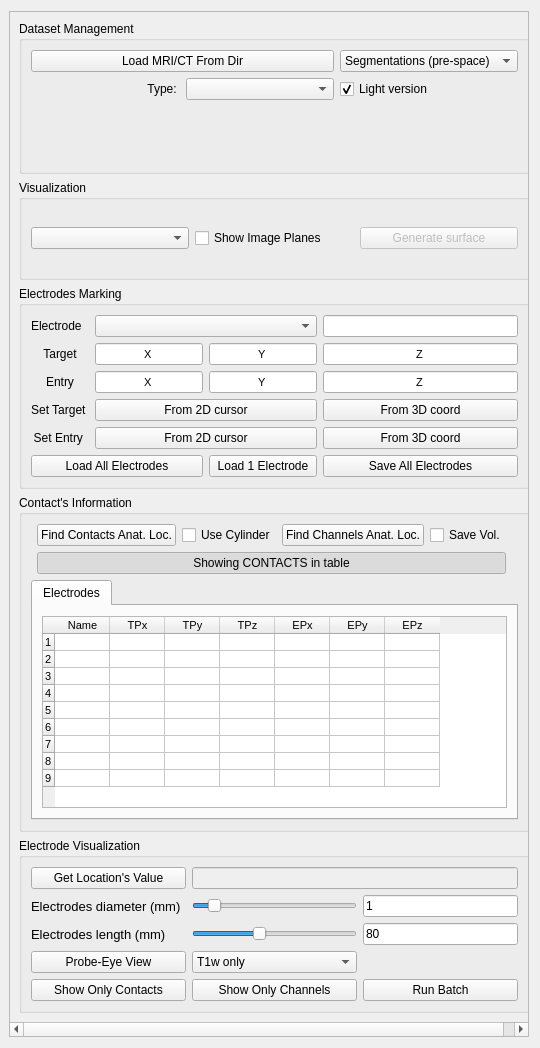
First picture: the form in SEEGAtlas/SEEGAtlasWidget.ui, repository IbisNeuronav/IbisPluginsExtraSEEG, before the edit.
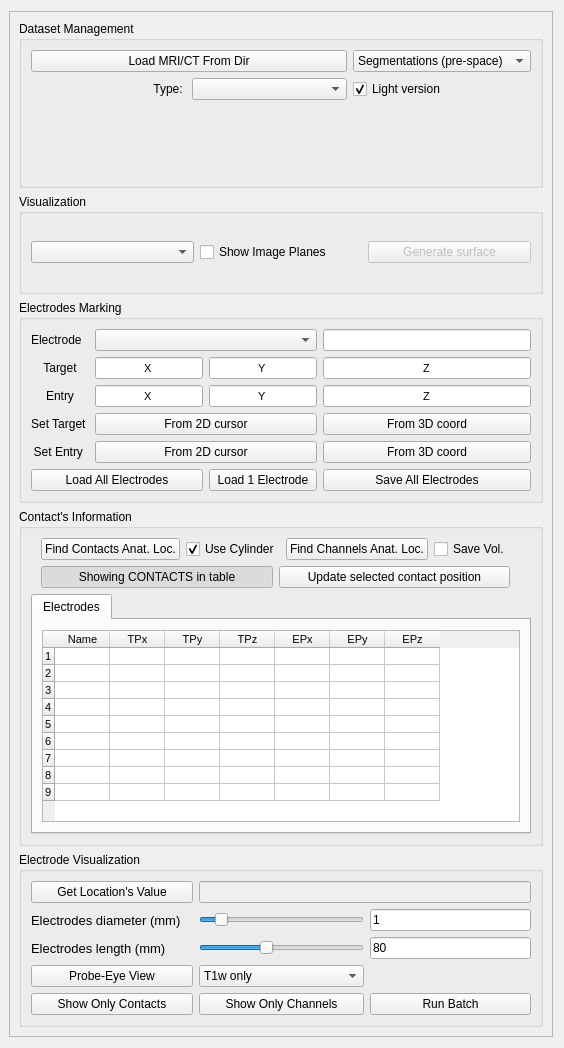
Second picture: the form after the edit.

Commit message: Make electrodecustomizable

```diff
--- a/SEEGAtlas/SEEGAtlasWidget.ui
+++ b/SEEGAtlas/SEEGAtlasWidget.ui
@@ -6,7 +6,7 @@
    <rect>
     <x>0</x>
     <y>0</y>
-    <width>540</width>
+    <width>564</width>
     <height>1048</height>
    </rect>
   </property>
@@ -39,8 +39,8 @@
        <rect>
         <x>0</x>
         <y>0</y>
-        <width>520</width>
-        <height>1028</height>
+        <width>559</width>
+        <height>1014</height>
        </rect>
       </property>
       <layout class="QVBoxLayout" name="verticalLayout_9">
@@ -493,31 +493,6 @@
           <string>Contact's Information</string>
          </property>
          <layout class="QGridLayout" name="gridLayout_4">
-          <item row="2" column="1">
-           <widget class="QPushButton" name="pushButtonShowContactsTable">
-            <property name="toolTip">
-             <string>if checked shows contacts / if NOT checked shows channels</string>
-            </property>
-            <property name="text">
-             <string>Showing CONTACTS in table</string>
-            </property>
-            <property name="checkable">
-             <bool>true</bool>
-            </property>
-            <property name="checked">
-             <bool>true</bool>
-            </property>
-            <property name="autoDefault">
-             <bool>true</bool>
-            </property>
-            <property name="default">
-             <bool>false</bool>
-            </property>
-            <property name="flat">
-             <bool>false</bool>
-            </property>
-           </widget>
-          </item>
           <item row="0" column="1">
            <layout class="QHBoxLayout" name="horizontalLayout_2">
             <item>
@@ -535,6 +510,9 @@
               <property name="text">
                <string>Use Cylinder</string>
               </property>
+              <property name="checked">
+               <bool>true</bool>
+              </property>
              </widget>
             </item>
             <item>
@@ -677,6 +655,48 @@
             </widget>
            </widget>
           </item>
+          <item row="2" column="1">
+           <layout class="QHBoxLayout" name="horizontalLayout">
+            <item>
+             <widget class="QPushButton" name="pushButtonShowContactsTable">
+              <property name="toolTip">
+               <string>if checked shows contacts / if NOT checked shows channels</string>
+              </property>
+              <property name="text">
+               <string>Showing CONTACTS in table</string>
+              </property>
+              <property name="checkable">
+               <bool>true</bool>
+              </property>
+              <property name="checked">
+               <bool>true</bool>
+              </property>
+              <property name="autoDefault">
+               <bool>true</bool>
+              </property>
+              <property name="default">
+               <bool>false</bool>
+              </property>
+              <property name="flat">
+               <bool>false</bool>
+              </property>
+             </widget>
+            </item>
+            <item>
+             <widget class="QPushButton" name="pushButtonUpdateContactPosition">
+              <property name="enabled">
+               <bool>true</bool>
+              </property>
+              <property name="toolTip">
+               <string>&lt;html&gt;&lt;head/&gt;&lt;body&gt;&lt;p&gt;Update position of the currently selected contact in the table to cursor position&lt;/p&gt;&lt;/body&gt;&lt;/html&gt;</string>
+              </property>
+              <property name="text">
+               <string>Update selected contact position</string>
+              </property>
+             </widget>
+            </item>
+           </layout>
+          </item>
          </layout>
         </widget>
        </item>
```
The commit also changes 2 other files.
